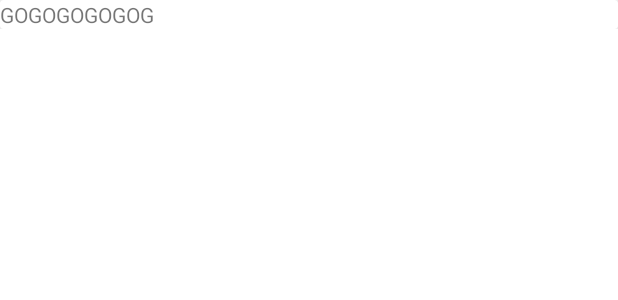
After one commit to ece1778-2021/UHealth, an Android app: the layout rv_share_accepted_item.xml on its own in the app's theme, with its tools: preview values and no code run, on a phone screen of 412 x 824 dp. The commit adds this screen. Shown: the top 300 px of the screen. Run offline under Robolectric (Android 15) with nearby library versions, the phone set to English and light mode, and no system bars.

Commit message:
shareml3

```diff
--- /dev/null
+++ b/Uhealth/app/src/main/res/layout/rv_share_accepted_item.xml
@@ -0,0 +1,21 @@
+<?xml version="1.0" encoding="utf-8"?>
+<RelativeLayout
+    xmlns:android="http://schemas.android.com/apk/res/android" android:layout_width="match_parent"
+    android:layout_height="wrap_content">
+
+    <androidx.cardview.widget.CardView
+        android:layout_width="match_parent"
+        android:layout_height="wrap_content">
+        <RelativeLayout
+            android:layout_width="match_parent"
+            android:layout_height="wrap_content">
+            <TextView
+                android:id="@+id/accepted_test"
+                android:layout_width="match_parent"
+                android:layout_height="wrap_content"
+                android:text="GOGOGOGOGOG"/>
+        </RelativeLayout>
+
+    </androidx.cardview.widget.CardView>
+
+</RelativeLayout>
```
Also changed, not shown: Uhealth/app/src/main/java/com/example/uhealth/Fragments/ShareView_frag.java (+15 -1 lines), Uhealth/app/src/main/res/layout/fragment_share_view_frag.xml (+7 -0 lines).
